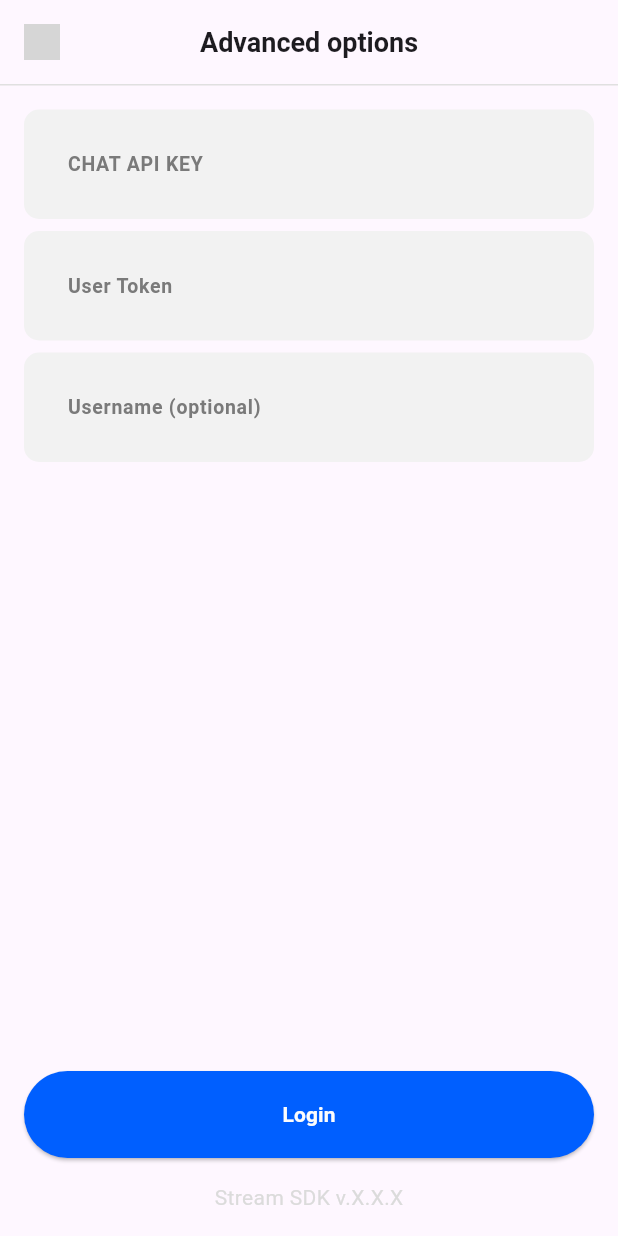
After one commit to Nelson19so/streamer_chat, a Flutter app: the screen it shows after launch, after a tap on "Advanced Options", on a phone screen of 412 x 824 dp. The commit adds this screen. Run offline on Flutter 3.47's test engine with Material 3 defaults, Android fonts, the light colour scheme and no system bars; our stand-ins replace flutter_svg; grey boxes are pictures that could not be loaded.

Commit message:
finihsed with the login/advanced option screen

```diff
--- a/lib/auth/register_screen.dart
+++ b/lib/auth/register_screen.dart
@@ -1,4 +1,3 @@
-import 'package:flutter/cupertino.dart';
 import 'package:flutter/material.dart';
 import 'package:streamer_chat/core/theme.dart';
 
--- /dev/null
+++ b/lib/components/advanced_settings_tile.dart
@@ -0,0 +1,46 @@
+import 'package:flutter/material.dart';
+import 'package:flutter_svg/flutter_svg.dart';
+import 'package:streamer_chat/core/theme.dart';
+
+class AdvancedSettingsTile extends StatelessWidget {
+  const AdvancedSettingsTile({super.key});
+
+  @override
+  Widget build(BuildContext context) {
+    return GestureDetector(
+      onTap: () {
+        Navigator.of(context).pushNamed('/advanced_option');
+      },
+      child: Container(
+        padding: const EdgeInsets.only(left: 8, right: 12, bottom: 12, top: 12),
+        decoration: BoxDecoration(
+          border: Border(
+            bottom: BorderSide(color: AppColors.greywisper, width: 1.0),
+          ),
+        ),
+        child: Row(
+          children: [
+            SvgPicture.asset('images/svgs/Setting.svg', width: 40, height: 40),
+            const SizedBox(width: 12),
+            Expanded(
+              child: Column(
+                crossAxisAlignment: CrossAxisAlignment.start,
+                children: [
+                  const Text(
+                    'Advanced Options',
+                    style: TextStyle(fontSize: 17, fontWeight: FontWeight.w900),
+                  ),
+                  Text(
+                    'Stream configuration',
+                    style: TextStyle(color: AppColors.fontcolor),
+                  ),
+                ],
+              ),
+            ),
+            SvgPicture.asset('images/svgs/Icon_arrow_right.svg'),
+          ],
+        ),
+      ),
+    );
+  }
+}
--- /dev/null
+++ b/lib/components/footer/footer.dart
@@ -0,0 +1,18 @@
+import 'package:flutter/material.dart';
+import 'package:streamer_chat/core/theme.dart';
+
+class Footer extends StatelessWidget {
+  const Footer({super.key});
+
+  @override
+  Widget build(BuildContext context) {
+    return const Column(
+      children: [
+        Text(
+          'Stream SDK v.X.X.X',
+          style: TextStyle(color: AppColors.grainsboro),
+        ),
+      ],
+    );
+  }
+}
--- /dev/null
+++ b/lib/components/header/channel_appbar.dart
@@ -0,0 +1,10 @@
+import 'package:flutter/material.dart';
+
+class ChatAppbar extends StatelessWidget {
+  const ChatAppbar({super.key});
+
+  @override
+  Widget build(BuildContext context) {
+    return Scaffold(appBar: AppBar());
+  }
+}
--- /dev/null
+++ b/lib/components/usertile.dart
@@ -0,0 +1,50 @@
+import 'package:flutter/material.dart';
+import 'package:flutter_svg/flutter_svg.dart';
+import 'package:streamer_chat/core/theme.dart';
+
+class UserTile extends StatelessWidget {
+  final String avatar;
+  final String name;
+  final String subtitle;
+
+  const UserTile({
+    super.key,
+    required this.avatar,
+    required this.name,
+    required this.subtitle,
+  });
+
+  @override
+  Widget build(BuildContext context) {
+    return Container(
+      padding: const EdgeInsets.only(left: 8, right: 12, bottom: 12, top: 12),
+      decoration: BoxDecoration(
+        border: Border(
+          bottom: BorderSide(color: AppColors.greywisper, width: 1.0),
+        ),
+      ),
+      child: Row(
+        children: [
+          Image.asset(avatar, width: 40, height: 40),
+          const SizedBox(width: 12),
+          Expanded(
+            child: Column(
+              crossAxisAlignment: CrossAxisAlignment.start,
+              children: [
+                Text(
+                  name,
+                  style: const TextStyle(
+                    fontSize: 17,
+                    fontWeight: FontWeight.w900,
+                  ),
+                ),
+                Text(subtitle, style: TextStyle(color: AppColors.fontcolor)),
+              ],
+            ),
+          ),
+          SvgPicture.asset('images/svgs/Icon_arrow_right.svg'),
+        ],
+      ),
+    );
+  }
+}
--- a/lib/config/routes.dart
+++ b/lib/config/routes.dart
@@ -1,25 +1,43 @@
 import 'package:flutter/material.dart';
 import 'package:streamer_chat/auth/register_screen.dart';
-import 'package:streamer_chat/views/select_user.dart';
+import 'package:streamer_chat/views/auth/advanced_option_screen.dart';
+import 'package:streamer_chat/views/auth/select_user_screen.dart';
+import 'package:streamer_chat/views/chennel/channel.dart';
 import '../auth/login_screen.dart';
 
 class AppRoutes {
+  // entry level screen route
   static const String selectUser = '/';
+  static const String advancedoption = '/advanced_option';
+
+  // authentication route
   static const String login = '/login';
   static const String register = '/register';
 
+  // chat route
+  static const String channel = '/channel';
+
   static final Map<String, WidgetBuilder> routes = {
+    // entry level screen route
     selectUser: (_) => SelectUser(),
+    advancedoption: (_) => const AdvancedOptionScreen(),
+
+    // authentication screen route
     login: (_) => const LoginScreen(),
     register: (_) => const RegisterScreen(),
+    // chat route
+    channel: (_) => const Channel(),
   };
 
+  // handles route
   static Route<dynamic> generateRoute(RouteSettings settings) {
     final builder = routes[settings.name];
+    // if route exist/is not null
     if (builder != null) {
       return MaterialPageRoute(builder: builder, settings: settings);
     }
 
+    // else
     return MaterialPageRoute(
       builder:
           (_) => const Scaffold(body: Center(child: Text('no route found'))),
--- a/lib/core/theme.dart
+++ b/lib/core/theme.dart
@@ -1,8 +1,10 @@
 import 'package:flutter/material.dart';
 
 class AppColors {
-  static const backgroundColor = Color(0xfffFCFCFC);
-  static const fontcolor = Color(0xfff7A7A7A);
-  static const greywisper = Color(0xfffECEBEB);
-  static const grainsboro = Color(0xfffDBDBDB);
+  static const backgroundColor = Color(0xffffcfcfc);
+  static const fontcolor = Color(0xfff7a7a7a);
+  static const greywisper = Color(0xfffecebeb);
+  static const grainsboro = Color(0xfffdbdbdb);
+  static const whitesmoke = Color(0xfffF2F2F2);
+  static const primary = Color(0xfff005FFF);
 }
--- /dev/null
+++ b/lib/views/auth/advanced_option_screen.dart
@@ -0,0 +1,153 @@
+import 'package:flutter/material.dart';
+import 'package:flutter_svg/flutter_svg.dart';
+import 'package:streamer_chat/components/footer/footer.dart';
+import 'package:streamer_chat/core/theme.dart';
+
+class AdvancedOptionScreen extends StatelessWidget {
+  const AdvancedOptionScreen({super.key});
+
+  @override
+  Widget build(BuildContext context) {
+    return Scaffold(
+      appBar: AppBar(
+        leading: IconButton(
+          onPressed: () => Navigator.pop(context),
+          icon: SvgPicture.asset(
+            'images/svgs/Left_Chevron.svg',
+            width: 24,
+            height: 24,
+          ),
+        ),
+        title: const Text(
+          'Advanced options',
+          style: TextStyle(fontWeight: FontWeight.w600, fontSize: 18),
+        ),
+        centerTitle: true,
+        bottom: PreferredSize(
+          preferredSize: const Size.fromHeight(1.0),
+          child: Container(
+            color: Colors.grey.shade300, // Border color
+            height: 1.0, // Border thickness
+          ),
+        ),
+      ),
+      body: SafeArea(
+        child: Padding(
+          padding: EdgeInsets.only(left: 16, right: 16, bottom: 16),
+          child: ConstrainedBox(
+            constraints: BoxConstraints(
+              minHeight: MediaQuery.of(context).size.height,
+            ),
+            child: Column(
+              mainAxisAlignment:
+                  MainAxisAlignment.spaceBetween, // ✅ Put it here
+              crossAxisAlignment: CrossAxisAlignment.center,
+              children: [
+                Column(
+                  children: [
+                    const SizedBox(height: 16),
+                    TextField(
+                      decoration: InputDecoration(
+                        labelText: 'CHAT API KEY',
+                        labelStyle: TextStyle(
+                          fontSize: 13,
+                          fontWeight: FontWeight.w600,
+                          color: AppColors.fontcolor,
+                        ),
+
+                        border: OutlineInputBorder(
+                          borderRadius: BorderRadius.circular(10),
+                          borderSide: BorderSide.none,
+                        ),
+                        contentPadding: EdgeInsets.only(
+                          top: 24,
+                          left: 25,
+                          right: 25,
+                          bottom: 25,
+                        ),
+                        filled: true,
+                        fillColor: AppColors.whitesmoke,
+                      ),
+                    ),
+                    const SizedBox(height: 8),
+                    TextField(
+                      decoration: InputDecoration(
+                        labelText: 'User Token',
+                        labelStyle: TextStyle(
+                          fontSize: 13,
+                          fontWeight: FontWeight.w600,
+                          color: AppColors.fontcolor,
+                        ),
+                        border: OutlineInputBorder(
+                          borderRadius: BorderRadius.circular(10),
+                          borderSide: BorderSide.none,
+                        ),
+                        contentPadding: EdgeInsets.only(
+                          top: 24,
+                          left: 25,
+                          right: 25,
+                          bottom: 25,
+                        ),
+                        filled: true,
+                        fillColor: AppColors.whitesmoke,
+                      ),
+                    ),
+                    const SizedBox(height: 8),
+                    TextField(
+                      decoration: InputDecoration(
+                        labelText: 'Username (optional)',
+                        labelStyle: TextStyle(
+                          fontSize: 13,
+                          fontWeight: FontWeight.w600,
+                          color: AppColors.fontcolor,
+                        ),
+                        border: OutlineInputBorder(
+                          borderRadius: BorderRadius.circular(10),
+                          borderSide: BorderSide.none,
+                        ),
+                        contentPadding: EdgeInsets.only(
+                          top: 24,
+                          left: 25,
+                          right: 25,
+                          bottom: 25,
+                        ),
+                        filled: true,
+                        fillColor: AppColors.whitesmoke,
+                      ),
+                    ),
+                  ],
+                ),
+
+                /// Footer (pushed to bottom if there's space)
+                Column(
+                  children: [
+                    ElevatedButton(
+                      onPressed: () {
+                        Navigator.of(context).pushNamed('/channel');
+                      },
+                      style: ElevatedButton.styleFrom(
+                        backgroundColor: AppColors.primary,
+                        elevation: 1,
+                        // height: 48,
+                        minimumSize: Size(double.infinity, 58),
+                      ),
+                      child: const Text(
+                        'Login',
+                        style: TextStyle(
+                          color: AppColors.backgroundColor,
+                          fontWeight: FontWeight.w600,
+                        ),
+                      ),
+                    ),
+                    SizedBox(height: 16),
+                    const Footer(),
+                  ],
+                ),
+              ],
+            ),
+          ),
+        ),
+      ),
+    );
+  }
+}
--- /dev/null
+++ b/lib/views/auth/select_user_screen.dart
@@ -0,0 +1,121 @@
+import 'package:flutter/material.dart';
+import 'package:streamer_chat/components/advanced_settings_tile.dart';
+import 'package:streamer_chat/components/footer/footer.dart';
+import '../../components/usertile.dart';
+
+class SelectUser extends StatelessWidget {
+  const SelectUser({super.key});
+
+  @override
+  Widget build(BuildContext context) {
+    return Scaffold(
+      body: SafeArea(
+        child: SingleChildScrollView(
+          child: ConstrainedBox(
+            constraints: BoxConstraints(
+              minHeight: MediaQuery.of(context).size.height,
+            ),
+            child: Padding(
+              padding: const EdgeInsets.symmetric(vertical: 16),
+              child: Column(
+                mainAxisAlignment:
+                    MainAxisAlignment.spaceBetween, // ✅ Put it here
+                crossAxisAlignment: CrossAxisAlignment.center,
+                children: [
+                  /// Top Section
+                  Column(
+                    children: [
+                      Center(
+                        child: Image.asset(
+                          'assets/images/Stream Mark.png',
+                          width: 69.57,
+                          height: 40.28,
+                        ),
+                      ),
+                      const SizedBox(height: 19),
+                      const Text(
+                        'Welcome To Streamer Chat',
+                        style: TextStyle(
+                          fontSize: 25,
+                          fontWeight: FontWeight.w900,
+                        ),
+                      ),
+                      const SizedBox(height: 12),
+                      const Text(
+                        'Select a user to try the Android sdk',
+                        style: TextStyle(fontWeight: FontWeight.w600),
+                      ),
+                      const SizedBox(height: 32),
+
+                      /// User tiles
+                      GestureDetector(
+                        onTap: () {
+                          print('hello Andrew');
+                        },
+                        child: UserTile(
+                          avatar: 'images/Avatar1.png',
+                          name: 'Andrew Jones',
+                          subtitle: 'Stream test account',
+                        ),
+                      ),
+
+                      GestureDetector(
+                        onTap: () {
+                          print('John Doe');
+                        },
+                        child: UserTile(
+                          avatar: 'images/Avatar2.png',
+                          name: 'Jane Doe',
+                          subtitle: 'Stream test account',
+                        ),
+                      ),
+
+                      GestureDetector(
+                        onTap: () {
+                          print('Bryce Mosley');
+                        },
+                        child: UserTile(
+                          avatar: 'images/Avatar3.png',
+                          name: 'Bryce Mosley',
+                          subtitle: 'Stream test account',
+                        ),
+                      ),
+
+                      GestureDetector(
+                        onTap: () {
+                          print('Donal Lundee jnr');
+                        },
+                        child: UserTile(
+                          avatar: 'images/Avatar4.png',
+                          name: 'Donal Lundee jnr',
+                          subtitle: 'Stream test account',
+                        ),
+                      ),
+
+                      GestureDetector(
+                        onTap: () {
+                          print('Hanako Arasara');
+                        },
+                        child: UserTile(
+                          avatar: 'images/Avatar5.png',
+                          name: 'Hanako Arasara',
+                          subtitle: 'Stream test account',
+                        ),
+                      ),
+
+                      const AdvancedSettingsTile(),
+                    ],
+                  ),
+
+                  /// Footer (pushed to bottom if there's space)
+                  const SizedBox(height: 37),
+                  const Footer(),
+                ],
+              ),
+            ),
+          ),
+        ),
+      ),
+    );
+  }
+}
```
Also changed, not shown: lib/auth/login_screen.dart (+10 -5 lines), lib/views/chennel/channel.dart (added, +15 -0 lines), lib/views/select_user.dart (deleted, +0 -215 lines), assets/images/svgs/Left_Chevron.svg (added).
